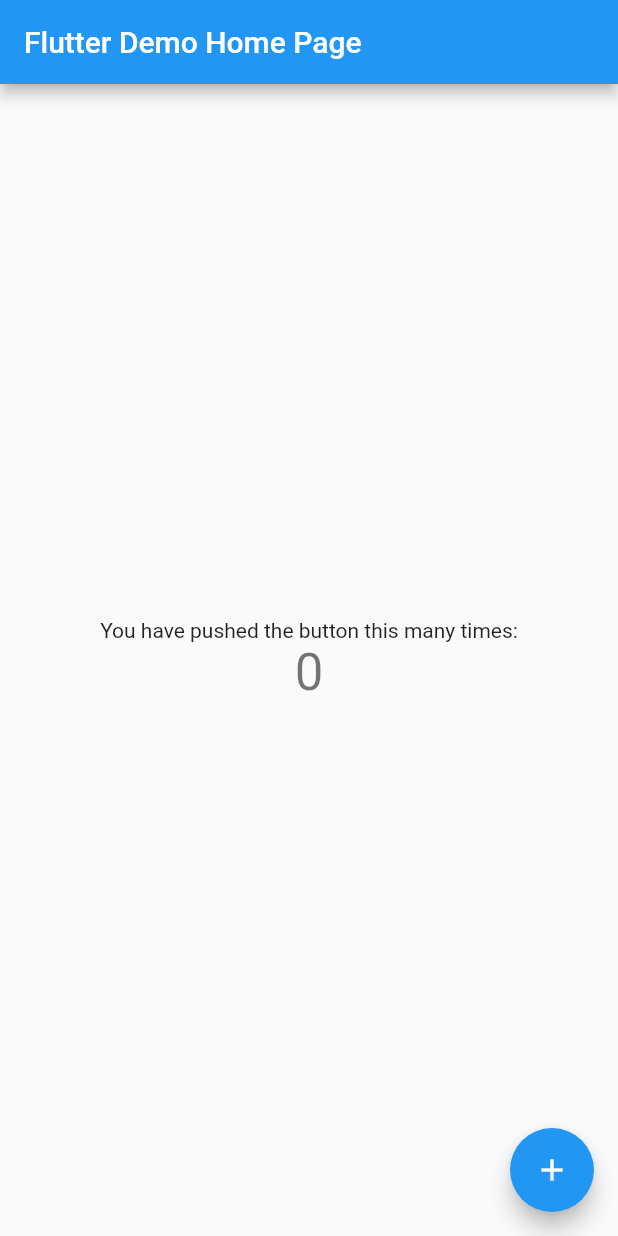
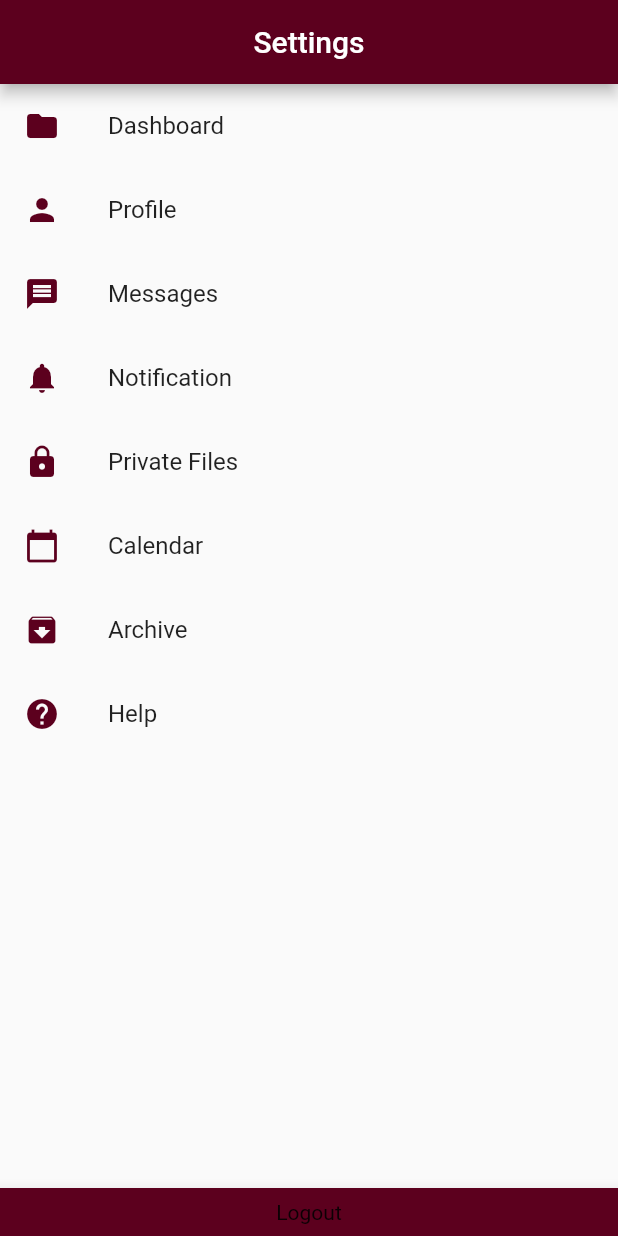
Before and after one commit to The-Brainiacs/elearning, a Flutter app: the screen it shows after launch, on a phone screen of 412 x 824 dp. Run offline on Flutter 3.47's test engine with Material 2 defaults, Android fonts, the phone set to English and light mode, and no system bars; Roboto replaces fonts that are missing (Arial).

Commit message:
add settings (Nursyahira)

```diff
--- a/lib/main.dart
+++ b/lib/main.dart
@@ -2,110 +2,103 @@ import 'package:flutter/material.dart';
 
 void main() => runApp(MyApp());
 
-class MyApp extends StatelessWidget {
-  // This widget is the root of your application.
+class MyApp extends StatefulWidget {
+  @override
+  _MyAppState createState() => _MyAppState();
+}
+
+class _MyAppState extends State<MyApp> {
   @override
   Widget build(BuildContext context) {
     return MaterialApp(
-      title: 'Flutter Demo',
+      debugShowCheckedModeBanner: false,
+      title: 'Settings',
       theme: ThemeData(
-        // This is the theme of your application.
-        //
-        // Try running your application with "flutter run". You'll see the
-        // application has a blue toolbar. Then, without quitting the app, try
-        // changing the primarySwatch below to Colors.green and then invoke
-        // "hot reload" (press "r" in the console where you ran "flutter run",
-        // or simply save your changes to "hot reload" in a Flutter IDE).
-        // Notice that the counter didn't reset back to zero; the application
-        // is not restarted.
-        primarySwatch: Colors.blue,
+        primaryColor:  Color(0xff5c001e),
+        fontFamily: 'Arial',
       ),
-      home: MyHomePage(title: 'Flutter Demo Home Page'),
+      home: Scaffold(
+        appBar: AppBar(
+          title: Row(
+            mainAxisAlignment: MainAxisAlignment.center,
+            children: [
+              Container(
+                padding: const EdgeInsets.all(8.0),
+                child: Text('Settings'),
+              )
+            ],
+          ),
+        ),
+        body: Center(child: BodyLayout()),
+        bottomNavigationBar: buildBottomAppBar(),
+      ),
     );
+  }
+
+  BottomAppBar buildBottomAppBar() {
+    return BottomAppBar(
+        color: Color(0xff5c001e),
+        child: Row(
+          mainAxisAlignment: MainAxisAlignment.center,
+          children: [
+            Container(
+              padding: const EdgeInsets.all(8.0),
+              child: Text('Logout'),
+
+            )
+          ],
+        ),
+      );
   }
 }
 
-class MyHomePage extends StatefulWidget {
-  MyHomePage({Key key, this.title}) : super(key: key);
-
-  // This widget is the home page of your application. It is stateful, meaning
-  // that it has a State object (defined below) that contains fields that affect
-  // how it looks.
-
-  // This class is the configuration for the state. It holds the values (in this
-  // case the title) provided by the parent (in this case the App widget) and
-  // used by the build method of the State. Fields in a Widget subclass are
-  // always marked "final".
-
-  final String title;
-
+class BodyLayout extends StatefulWidget {
   @override
-  _MyHomePageState createState() => _MyHomePageState();
+  _BodyLayoutState createState() => _BodyLayoutState();
 }
 
-class _MyHomePageState extends State<MyHomePage> {
-  int _counter = 0;
-
-  void _incrementCounter() {
-    setState(() {
-      // This call to setState tells the Flutter framework that something has
-      // changed in this State, which causes it to rerun the build method below
-      // so that the display can reflect the updated values. If we changed
-      // _counter without calling setState(), then the build method would not be
-      // called again, and so nothing would appear to happen.
-      _counter++;
-    });
-  }
-
+class _BodyLayoutState extends State<BodyLayout> {
   @override
   Widget build(BuildContext context) {
-    // This method is rerun every time setState is called, for instance as done
-    // by the _incrementCounter method above.
-    //
-    // The Flutter framework has been optimized to make rerunning build methods
-    // fast, so that you can just rebuild anything that needs updating rather
-    // than having to individually change instances of widgets.
-    return Scaffold(
-      appBar: AppBar(
-        // Here we take the value from the MyHomePage object that was created by
-        // the App.build method, and use it to set our appbar title.
-        title: Text(widget.title),
-      ),
-      body: Center(
-        // Center is a layout widget. It takes a single child and positions it
-        // in the middle of the parent.
-        child: Column(
-          // Column is also a layout widget. It takes a list of children and
-          // arranges them vertically. By default, it sizes itself to fit its
-          // children horizontally, and tries to be as tall as its parent.
-          //
-          // Invoke "debug painting" (press "p" in the console, choose the
-          // "Toggle Debug Paint" action from the Flutter Inspector in Android
-          // Studio, or the "Toggle Debug Paint" command in Visual Studio Code)
-          // to see the wireframe for each widget.
-          //
-          // Column has various properties to control how it sizes itself and
-          // how it positions its children. Here we use mainAxisAlignment to
-          // center the children vertically; the main axis here is the vertical
-          // axis because Columns are vertical (the cross axis would be
-          // horizontal).
-          mainAxisAlignment: MainAxisAlignment.center,
-          children: <Widget>[
-            Text(
-              'You have pushed the button this many times:',
-            ),
-            Text(
-              '$_counter',
-              style: Theme.of(context).textTheme.display1,
-            ),
-          ],
-        ),
-      ),
-      floatingActionButton: FloatingActionButton(
-        onPressed: _incrementCounter,
-        tooltip: 'Increment',
-        child: Icon(Icons.add),
-      ), // This trailing comma makes auto-formatting nicer for build methods.
-    );
+    return _myListView(context);
   }
 }
+
+Widget _myListView(BuildContext context) {
+  return ListView(
+    children: <Widget>[
+      ListTile(
+        title: Text('Dashboard'),
+        leading: Icon(Icons.folder, color: Color(0xff5c001e)),
+      ),
+      ListTile(
+        title: Text('Profile'),
+        leading: Icon(Icons.person, color: Color(0xff5c001e)),
+      ),
+      ListTile(
+        title: Text('Messages'),
+        leading: Icon(Icons.message, color: Color(0xff5c001e)),
+      ),
+      ListTile(
+        title: Text('Notification'),
+        leading: Icon(Icons.notifications, color: Color(0xff5c001e)),
+      ),
+      ListTile(
+        title: Text('Private Files'),
+        leading: Icon(Icons.lock, color: Color(0xff5c001e)),
+      ),
+      ListTile(
+        title: Text('Calendar'),
+        leading: Icon(Icons.calendar_today, color: Color(0xff5c001e)),
+      ),
+      ListTile(
+        title: Text('Archive'),
+        leading: Icon(Icons.archive, color: Color(0xff5c001e)),
+      ),
+      ListTile(
+        title: Text('Help'),
+        leading: Icon(Icons.help, color: Color(0xff5c001e)),
+      )
+    ],
+  );
+}
```
Also changed, not shown: assets/LOGO-UTM.png (added), assets/e-learning.png (added).
